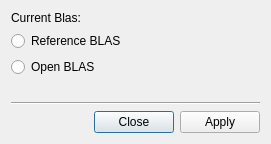
First picture: the form in mainwindow.ui, repository lostbard/blas_switch, before the edit.
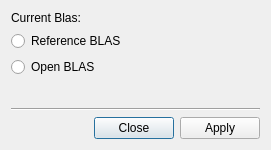
Second picture: the form after the edit. Icons and pictures are not drawn.

Commit message: fix ison sepcification

Patch:
```diff
--- a/mainwindow.ui
+++ b/mainwindow.ui
@@ -7,7 +7,7 @@
     <x>0</x>
     <y>0</y>
     <width>271</width>
-    <height>144</height>
+    <height>150</height>
    </rect>
   </property>
   <property name="sizePolicy">
```
Left out of the diff: 11 changed lines with no effect on the pictures. The commit also changes 1 other file.
